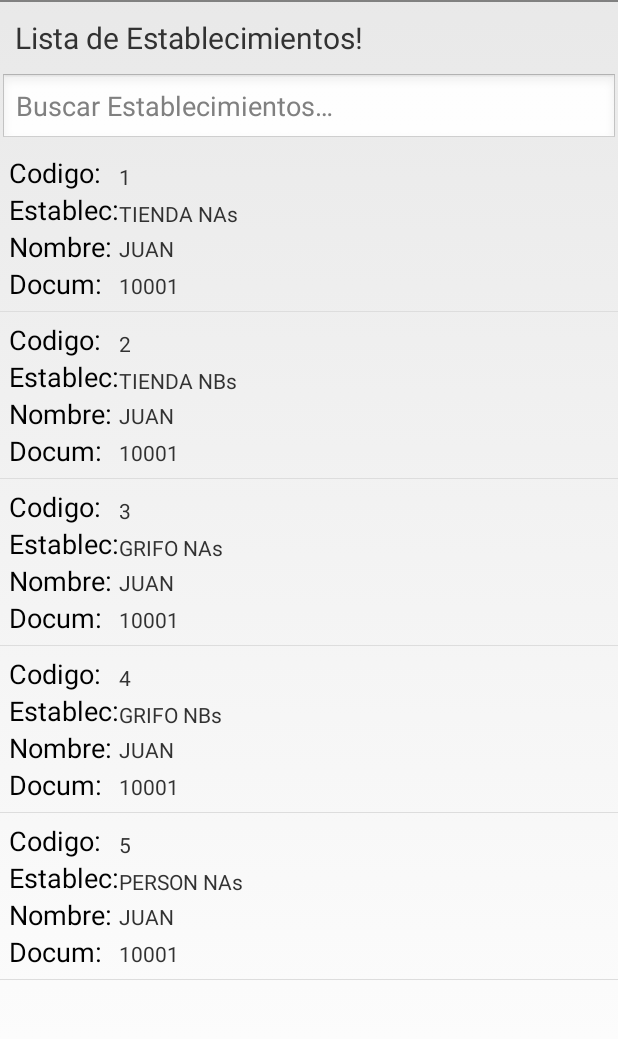
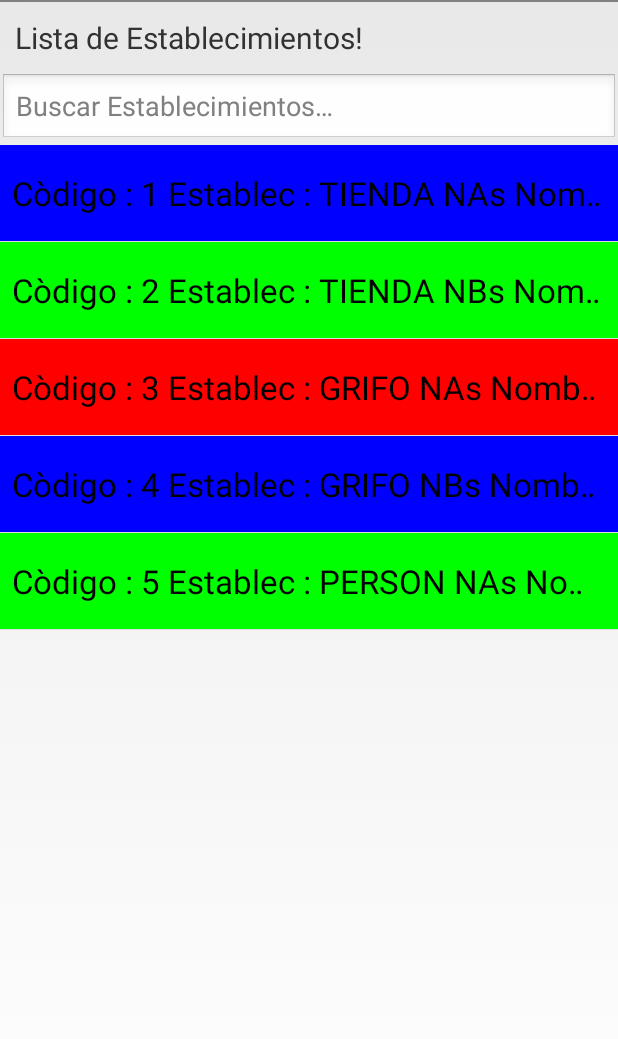
Before and after one commit to consultorasystemstrategy/Union, an Android app: the VMovil_Menu_Establec screen opened directly, with no data from a screen before it, on a phone screen of 412 x 824 dp, the part 36-1075 px from its top. Run offline under Robolectric (Android 15) with nearby library versions, the phone set to English and light mode, and no system bars.

Commit message:
Funciòn Agregar Estado del Establecimiento y Color

```diff
--- /dev/null
+++ b/app/src/main/java/union/union_vr1/Sqlite/CursorAdapterEstablecimientoColor.java
@@ -0,0 +1,71 @@
+package union.union_vr1.Sqlite;
+
+import android.content.Context;
+import android.database.Cursor;
+import android.graphics.Color;
+import android.text.Html;
+import android.view.LayoutInflater;
+import android.view.View;
+import android.view.ViewGroup;
+import android.widget.CursorAdapter;
+import android.widget.TextView;
+
+import java.util.ArrayList;
+
+import union.union_vr1.R;
+
+/**
+ * Created by Usuario on 08/12/2014.
+ */
+public class CursorAdapterEstablecimientoColor extends CursorAdapter{
+    private DbAdaptert_Evento_Establec dbHelper;
+    public CursorAdapterEstablecimientoColor(Context context, Cursor c) {
+        super(context, c);
+        dbHelper = new DbAdaptert_Evento_Establec(context);
+        dbHelper.open();
+
+    }
+
+    @Override
+    public View newView(Context context, Cursor cursor, ViewGroup viewGroup) {
+        final LayoutInflater inflater  = LayoutInflater.from(context);
+        final View view = inflater.inflate(android.R.layout.simple_dropdown_item_1line, viewGroup,false);
+        return view;
+    }
+
+    @Override
+    public void bindView(View view, Context context, Cursor cursor) {
+
+        String id_establecimiento = cursor.getString(cursor.getColumnIndex(DbAdaptert_Evento_Establec.EE_id_establec));
+        String nombre_establecimiento = cursor.getString(cursor.getColumnIndex(DbAdaptert_Evento_Establec.EE_nom_establec));
+        String nombre_cliente = cursor.getString(cursor.getColumnIndex(DbAdaptert_Evento_Establec.EE_nom_cliente));
+        String doc_cliente = cursor.getString(cursor.getColumnIndex(DbAdaptert_Evento_Establec.EE_doc_cliente));
+        int id_estado_atencion = Integer.parseInt(cursor.getString(cursor.getColumnIndex(DbAdaptert_Evento_Establec.EE_id_estado_atencion)));
+
+
+        String establecimiento = "Còdigo : "+id_establecimiento+
+                "\nEstablec : "+ nombre_establecimiento+
+                "\nNombre : "+ nombre_cliente +
+                "\nDocum : "+doc_cliente;
+
+
+
+        TextView textView =(TextView) view;
+        textView.setText(establecimiento);
+        switch (id_estado_atencion){
+            case 1:
+                textView.setBackgroundColor(Color.BLUE);
+                break;
+            case 2:
+                textView.setBackgroundColor(Color.GREEN);
+                break;
+            case 3:
+                textView.setBackgroundColor(Color.RED);
+                break;
+            case 4:
+                textView.setBackgroundColor(Color.YELLOW);
+                break;
+
+        }
+    }
+}
--- a/app/src/main/java/union/union_vr1/Sqlite/DbAdaptert_Evento_Establec.java
+++ b/app/src/main/java/union/union_vr1/Sqlite/DbAdaptert_Evento_Establec.java
@@ -126,13 +126,19 @@ public class DbAdaptert_Evento_Establec {
         Cursor mCursor = null;
         if (inputText == null  ||  inputText.length () == 0)  {
             mCursor = mDb.query(SQLITE_TABLE_Evento_Establec, new String[] {EE_id_evt_establec,
-                            EE_id_establec, EE_nom_establec, EE_nom_cliente, EE_doc_cliente},
+                            EE_id_establec, EE_id_cat_est, EE_id_tipo_doc_cliente, EE_id_estado_atencion,
+                            EE_nom_establec, EE_nom_cliente, EE_doc_cliente, EE_orden, EE_surtido_stock_ant,
+                            EE_surtido_venta_ant, EE_monto_credito, EE_dias_credito, EE_estado_no_atencion,
+                            EE_id_agente},
                     null, null, null, null, null);
 
         }
         else {
             mCursor = mDb.query(true, SQLITE_TABLE_Evento_Establec, new String[] {EE_id_evt_establec,
-                            EE_id_establec, EE_nom_establec, EE_nom_cliente, EE_doc_cliente},
+                            EE_id_establec, EE_id_cat_est, EE_id_tipo_doc_cliente, EE_id_estado_atencion,
+                            EE_nom_establec, EE_nom_cliente, EE_doc_cliente, EE_orden, EE_surtido_stock_ant,
+                            EE_surtido_venta_ant, EE_monto_credito, EE_dias_credito, EE_estado_no_atencion,
+                            EE_id_agente},
                     EE_nom_establec + " like '%" + inputText + "%'", null,
                     null, null, null, null);
         }
--- a/app/src/main/java/union/union_vr1/Vistas/VMovil_Menu_Establec.java
+++ b/app/src/main/java/union/union_vr1/Vistas/VMovil_Menu_Establec.java
@@ -19,12 +19,14 @@ import android.widget.Toast;
 import android.widget.AdapterView.OnItemClickListener;
 
 import union.union_vr1.R;
+import union.union_vr1.Sqlite.CursorAdapterEstablecimientoColor;
 import union.union_vr1.Sqlite.DbAdaptert_Evento_Establec;
 
 public class VMovil_Menu_Establec extends Activity {
 
     private DbAdaptert_Evento_Establec dbHelper;
     private SimpleCursorAdapter dataAdapter;
+    private CursorAdapterEstablecimientoColor cursorAdapterEstablecimientoColor;
 
     @Override
     public void onCreate(Bundle savedInstanceState) {
@@ -79,9 +81,15 @@ public class VMovil_Menu_Establec extends Activity {
                 to,
                 0);
 
+        cursorAdapterEstablecimientoColor = new CursorAdapterEstablecimientoColor(this,cursor);
+
+
         ListView listView = (ListView) findViewById(R.id.VME_listar);
+        listView.setAdapter(cursorAdapterEstablecimientoColor);
+
+
         // Assign adapter to ListView
-        listView.setAdapter(dataAdapter);
+
         //bindView();
         //View v = listView.getSelectedView();
         //v.setBackgroundColor(Color.BLUE);
@@ -151,11 +159,11 @@ public class VMovil_Menu_Establec extends Activity {
 
             public void onTextChanged(CharSequence s, int start,
                                       int before, int count) {
-                dataAdapter.getFilter().filter(s.toString());
+                cursorAdapterEstablecimientoColor.getFilter().filter(s.toString());
             }
         });
 
-        dataAdapter.setFilterQueryProvider(new FilterQueryProvider() {
+        cursorAdapterEstablecimientoColor.setFilterQueryProvider(new FilterQueryProvider() {
             public Cursor runQuery(CharSequence constraint) {
                 return dbHelper.fetchEstablecsByName(constraint.toString());
             }
--- a/app/src/main/res/layout/princ_menu_establec.xml
+++ b/app/src/main/res/layout/princ_menu_establec.xml
@@ -15,5 +15,9 @@
 
     <ListView android:id="@+id/VME_listar" android:layout_width="fill_parent"
         android:layout_height="fill_parent" />
-
+    <!--<ListView android:id="@+id/VME_listarNoAtendidos" android:layout_width="fill_parent"
+        android:layout_height="fill_parent" />
+    <ListView android:id="@+id/VME_listarPendientes" android:layout_width="fill_parent"
+        android:layout_height="fill_parent" />
+-->
 </LinearLayout>
```
